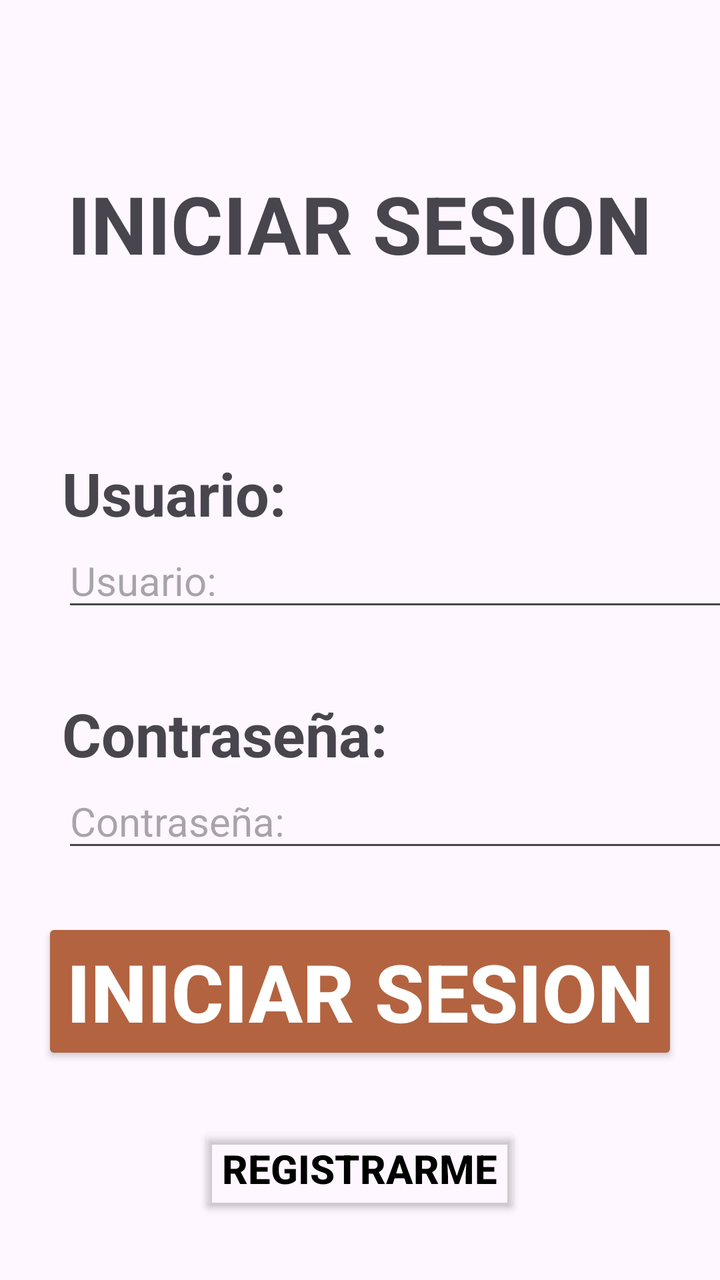
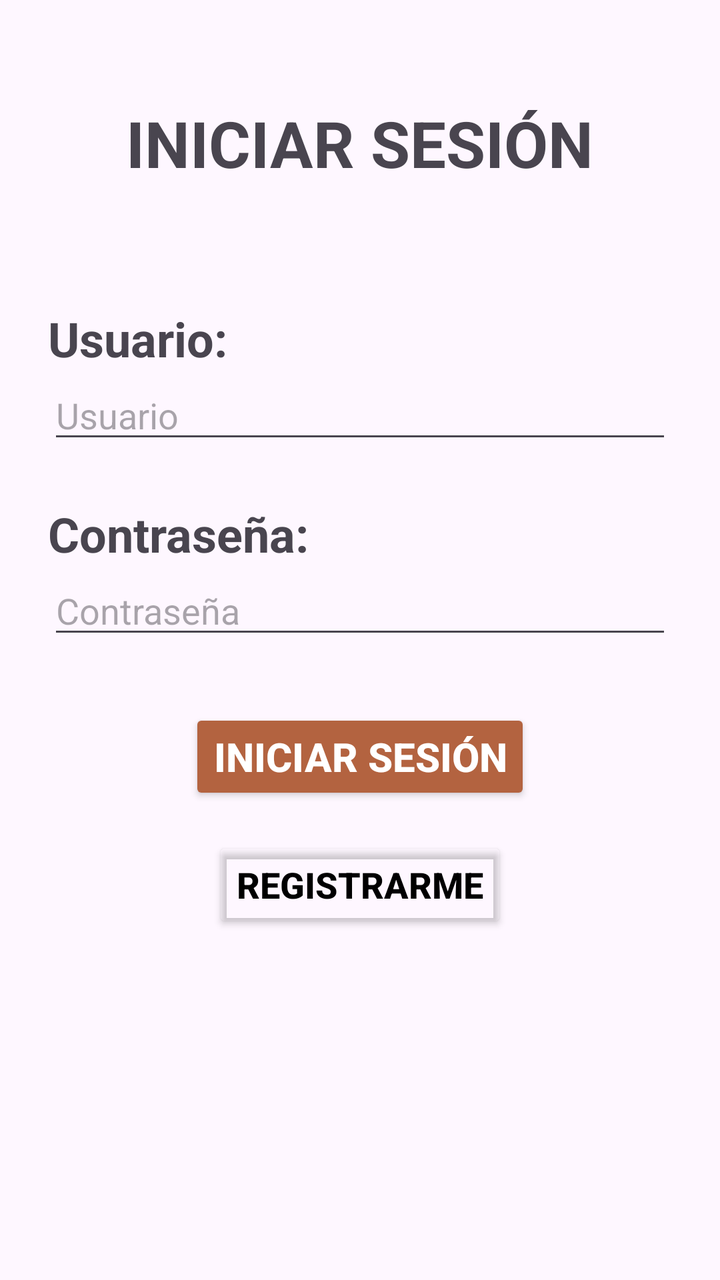

The first picture is an Android layout as it rendered before a commit; the second is the same layout after the commit. The layout source and the unified diff follow.
<!-- AndroidManifest.xml: application theme Theme.AuspectusPantallas -->
<!-- res/layout/activity_inicio_sesion.xml -->
<?xml version="1.0" encoding="utf-8"?>
<androidx.constraintlayout.widget.ConstraintLayout xmlns:android="http://schemas.android.com/apk/res/android"
    xmlns:app="http://schemas.android.com/apk/res-auto"
    xmlns:tools="http://schemas.android.com/tools"
    android:id="@+id/main"
    android:layout_width="match_parent"
    android:layout_height="match_parent"
    tools:context=".InicioSesion">

    <TextView
        android:id="@+id/TvId"
        android:layout_width="wrap_content"
        android:layout_height="wrap_content"
        android:text="Id:"
        android:visibility="gone"/>

    <LinearLayout
        android:id="@+id/layoutLogin"
        android:layout_width="match_parent"
        android:layout_height="wrap_content"
        android:orientation="vertical"
        app:layout_constraintEnd_toEndOf="parent"
        app:layout_constraintStart_toStartOf="parent"
        app:layout_constraintTop_toTopOf="parent">

        <TextView
            android:id="@+id/Text1"
            android:layout_width="wrap_content"
            android:layout_height="wrap_content"
            android:layout_gravity="center"
            android:layout_marginTop="85dp"
            android:text="INICIAR SESION"
            android:textSize="40sp"
            android:textStyle="bold"/>

        <TextView
            android:id="@+id/textView4"
            android:layout_width="wrap_content"
            android:layout_height="wrap_content"
            android:layout_marginStart="31dp"
            android:layout_marginTop="88dp"
            android:text="Usuario:"
            android:textSize="30sp"
            android:textStyle="bold" />

        <EditText
            android:id="@+id/EtUsuario"
            android:layout_width="350dp"
            android:layout_height="wrap_content"
            android:layout_marginStart="31dp"
            android:layout_marginEnd="30dp"
            android:hint="Usuario:"
            android:textSize="20sp" />

        <TextView
            android:id="@+id/text5"
            android:layout_width="187dp"
            android:layout_height="wrap_content"
            android:layout_marginStart="31dp"
            android:layout_marginTop="36dp"
            android:layout_marginEnd="267dp"
            android:text="Contraseña:"
            android:textSize="30sp"
            android:textStyle="bold" />

        <EditText
            android:id="@+id/EtContra"
            android:layout_width="350dp"
            android:layout_height="wrap_content"
            android:layout_marginStart="31dp"
            android:layout_marginEnd="30dp"
            android:hint="Contraseña:"
            android:textSize="20sp" />

        <Button
            android:id="@+id/btnIniciarSesion"
            android:layout_width="wrap_content"
            android:layout_height="wrap_content"
            android:layout_gravity="center"
            android:layout_marginTop="28dp"
            android:backgroundTint="@color/bronce"
            android:text="Iniciar Sesion"
            android:textColor="@color/white"
            android:textSize="40sp"
            android:textStyle="bold" />

        <Button
            android:id="@+id/btnRegistrarInicio"
            android:layout_width="wrap_content"
            android:layout_height="wrap_content"
            android:layout_marginTop="28dp"
            android:backgroundTint="#00FFFFFF"
            android:text="Registrarme"
            android:layout_gravity="center"
            android:textColor="@color/black"
            android:textSize="20sp"
            android:textStyle="bold" />
    </LinearLayout>

    <LinearLayout
        android:id="@+id/layoutRegistro"
        android:layout_width="match_parent"
        android:layout_height="wrap_content"
        app:layout_constraintEnd_toEndOf="parent"
        android:visibility="gone"
        android:orientation="vertical"
        app:layout_constraintStart_toStartOf="parent"
        app:layout_constraintTop_toTopOf="parent">

        <TextView
            android:id="@+id/Te1"
            android:layout_width="wrap_content"
            android:layout_height="wrap_content"
            android:layout_marginStart="95dp"
            android:layout_marginTop="85dp"
            android:layout_marginEnd="96dp"
            android:text="REGISTRAR"
            android:textSize="40sp"
            android:textStyle="bold" />

        <ImageButton
            android:id="@+id/img1"
            android:layout_width="220dp"
            android:layout_height="230dp"
            android:layout_marginStart="33dp"
            android:layout_marginTop="32dp"
            android:layout_marginEnd="33dp"
            android:background="@android:color/transparent"
            android:scaleType="centerCrop"
            android:adjustViewBounds="true"
            android:layout_gravity="center"
            android:src="@drawable/usuarios"/>

        <TextView
            android:id="@+id/tV14"
            android:layout_width="wrap_content"
            android:layout_height="wrap_content"
            android:layout_marginStart="31dp"
            android:layout_marginTop="40dp"
            android:text="Usuario:"
            android:textSize="30sp"
            android:textStyle="bold" />

        <EditText
            android:id="@+id/EtUsuarioReg"
            android:layout_width="350dp"
            android:layout_height="wrap_content"
            android:layout_marginStart="31dp"
            android:layout_marginEnd="30dp"
            android:hint="Usuario:"
            android:textSize="20sp"/>

        <TextView
            android:id="@+id/txt51"
            android:layout_width="201dp"
            android:layout_height="wrap_content"
            android:layout_marginStart="31dp"
            android:layout_marginTop="36dp"
            android:layout_marginEnd="267dp"
            android:text="Contraseña:"
            android:textSize="30sp"
            android:textStyle="bold" />

        <EditText
            android:id="@+id/EtContraReg"
            android:layout_width="350dp"
            android:layout_height="wrap_content"
            android:layout_marginStart="31dp"
            android:layout_marginEnd="30dp"
            android:hint="Contraseña:"
            android:textSize="20sp"/>

        <Button
            android:id="@+id/btnRegistar1"
            android:layout_width="wrap_content"
            android:layout_height="wrap_content"
            android:layout_gravity="center"
            android:layout_marginTop="28dp"
            android:backgroundTint="@color/bronce"
            android:text="Registrarme"
            android:textColor="@color/white"
            android:textSize="40sp"
            android:textStyle="bold"/>

        <Button
            android:id="@+id/btnIS2"
            android:layout_width="wrap_content"
            android:layout_height="wrap_content"
            android:layout_marginTop="28dp"
            android:backgroundTint="#00FFFFFF"
            android:text="Iniciar Sesion"
            android:layout_gravity="center"
            android:textColor="@color/black"
            android:textSize="20sp"
            android:textStyle="bold"/>
    </LinearLayout>
</androidx.constraintlayout.widget.ConstraintLayout>
<!-- resources referenced by this layout -->
<resources>
  <color name="black">#FF000000</color>
  <color name="bronce">#B36340</color>
  <color name="white">#FFFFFFFF</color>
  <!-- drawable usuarios: png bitmap (drawable, 1461 bytes) -->
  <style name="Theme.AuspectusPantallas" parent="Base.Theme.AuspectusPantallas" />
  <style name="Base.Theme.AuspectusPantallas" parent="Theme.Material3.Light.NoActionBar">
          
          
      </style>
</resources>

<!-- the commit's change to res/layout/activity_inicio_sesion.xml (unified diff, before → after) -->
@@ -1,5 +1,6 @@
 <?xml version="1.0" encoding="utf-8"?>
-<androidx.constraintlayout.widget.ConstraintLayout xmlns:android="http://schemas.android.com/apk/res/android"
+<androidx.constraintlayout.widget.ConstraintLayout
+    xmlns:android="http://schemas.android.com/apk/res/android"
     xmlns:app="http://schemas.android.com/apk/res-auto"
     xmlns:tools="http://schemas.android.com/tools"
     android:id="@+id/main"
@@ -7,191 +8,197 @@
     android:layout_height="match_parent"
     tools:context=".InicioSesion">
 
-    <TextView
-        android:id="@+id/TvId"
-        android:layout_width="wrap_content"
-        android:layout_height="wrap_content"
-        android:text="Id:"
-        android:visibility="gone"/>
-
-    <LinearLayout
-        android:id="@+id/layoutLogin"
+    <ScrollView
         android:layout_width="match_parent"
-        android:layout_height="wrap_content"
-        android:orientation="vertical"
-        app:layout_constraintEnd_toEndOf="parent"
-        app:layout_constraintStart_toStartOf="parent"
-        app:layout_constraintTop_toTopOf="parent">
-
-        <TextView
-            android:id="@+id/Text1"
-            android:layout_width="wrap_content"
+        android:layout_height="match_parent">
+
+        <LinearLayout
+            android:layout_width="match_parent"
             android:layout_height="wrap_content"
-            android:layout_gravity="center"
-            android:layout_marginTop="85dp"
-            android:text="INICIAR SESION"
-            android:textSize="40sp"
-            android:textStyle="bold"/>
-
-        <TextView
-            android:id="@+id/textView4"
-            android:layout_width="wrap_content"
-            android:layout_height="wrap_content"
-            android:layout_marginStart="31dp"
-            android:layout_marginTop="88dp"
-            android:text="Usuario:"
-            android:textSize="30sp"
-            android:textStyle="bold" />
-
-        <EditText
-            android:id="@+id/EtUsuario"
-            android:layout_width="350dp"
-            android:layout_height="wrap_content"
-            android:layout_marginStart="31dp"
-            android:layout_marginEnd="30dp"
-            android:hint="Usuario:"
-            android:textSize="20sp" />
-
-        <TextView
-            android:id="@+id/text5"
-            android:layout_width="187dp"
-            android:layout_height="wrap_content"
-            android:layout_marginStart="31dp"
-            android:layout_marginTop="36dp"
-            android:layout_marginEnd="267dp"
-            android:text="Contraseña:"
-            android:textSize="30sp"
-            android:textStyle="bold" />
-
-        <EditText
-            android:id="@+id/EtContra"
-            android:layout_width="350dp"
-            android:layout_height="wrap_content"
-            android:layout_marginStart="31dp"
-            android:layout_marginEnd="30dp"
-            android:hint="Contraseña:"
-            android:textSize="20sp" />
-
-        <Button
-            android:id="@+id/btnIniciarSesion"
-            android:layout_width="wrap_content"
-            android:layout_height="wrap_content"
-            android:layout_gravity="center"
-            android:layout_marginTop="28dp"
-            android:backgroundTint="@color/bronce"
-            android:text="Iniciar Sesion"
-            android:textColor="@color/white"
-            android:textSize="40sp"
-            android:textStyle="bold" />
-
-        <Button
-            android:id="@+id/btnRegistrarInicio"
-            android:layout_width="wrap_content"
-            android:layout_height="wrap_content"
-            android:layout_marginTop="28dp"
-            android:backgroundTint="#00FFFFFF"
-            android:text="Registrarme"
-            android:layout_gravity="center"
-            android:textColor="@color/black"
-            android:textSize="20sp"
-            android:textStyle="bold" />
-    </LinearLayout>
-
-    <LinearLayout
-        android:id="@+id/layoutRegistro"
-        android:layout_width="match_parent"
-        android:layout_height="wrap_content"
-        app:layout_constraintEnd_toEndOf="parent"
-        android:visibility="gone"
-        android:orientation="vertical"
-        app:layout_constraintStart_toStartOf="parent"
-        app:layout_constraintTop_toTopOf="parent">
-
-        <TextView
-            android:id="@+id/Te1"
-            android:layout_width="wrap_content"
-            android:layout_height="wrap_content"
-            android:layout_marginStart="95dp"
-            android:layout_marginTop="85dp"
-            android:layout_marginEnd="96dp"
-            android:text="REGISTRAR"
-            android:textSize="40sp"
-            android:textStyle="bold" />
-
-        <ImageButton
-            android:id="@+id/img1"
-            android:layout_width="220dp"
-            android:layout_height="230dp"
-            android:layout_marginStart="33dp"
-            android:layout_marginTop="32dp"
-            android:layout_marginEnd="33dp"
-            android:background="@android:color/transparent"
-            android:scaleType="centerCrop"
-            android:adjustViewBounds="true"
-            android:layout_gravity="center"
-            android:src="@drawable/usuarios"/>
-
-        <TextView
-            android:id="@+id/tV14"
-            android:layout_width="wrap_content"
-            android:layout_height="wrap_content"
-            android:layout_marginStart="31dp"
-            android:layout_marginTop="40dp"
-            android:text="Usuario:"
-            android:textSize="30sp"
-            android:textStyle="bold" />
-
-        <EditText
-            android:id="@+id/EtUsuarioReg"
-            android:layout_width="350dp"
-            android:layout_height="wrap_content"
-            android:layout_marginStart="31dp"
-            android:layout_marginEnd="30dp"
-            android:hint="Usuario:"
-            android:textSize="20sp"/>
-
-        <TextView
-            android:id="@+id/txt51"
-            android:layout_width="201dp"
-            android:layout_height="wrap_content"
-            android:layout_marginStart="31dp"
-            android:layout_marginTop="36dp"
-            android:layout_marginEnd="267dp"
-            android:text="Contraseña:"
-            android:textSize="30sp"
-            android:textStyle="bold" />
-
-        <EditText
-            android:id="@+id/EtContraReg"
-            android:layout_width="350dp"
-            android:layout_height="wrap_content"
-            android:layout_marginStart="31dp"
-            android:layout_marginEnd="30dp"
-            android:hint="Contraseña:"
-            android:textSize="20sp"/>
-
-        <Button
-            android:id="@+id/btnRegistar1"
-            android:layout_width="wrap_content"
-            android:layout_height="wrap_content"
-            android:layout_gravity="center"
-            android:layout_marginTop="28dp"
-            android:backgroundTint="@color/bronce"
-            android:text="Registrarme"
-            android:textColor="@color/white"
-            android:textSize="40sp"
-            android:textStyle="bold"/>
-
-        <Button
-            android:id="@+id/btnIS2"
-            android:layout_width="wrap_content"
-            android:layout_height="wrap_content"
-            android:layout_marginTop="28dp"
-            android:backgroundTint="#00FFFFFF"
-            android:text="Iniciar Sesion"
-            android:layout_gravity="center"
-            android:textColor="@color/black"
-            android:textSize="20sp"
-            android:textStyle="bold"/>
-    </LinearLayout>
+            android:orientation="vertical">
+
+            <TextView
+                android:id="@+id/TvId"
+                android:layout_width="wrap_content"
+                android:layout_height="wrap_content"
+                android:text="Id:"
+                android:visibility="gone"/>
+
+            
+
+            <LinearLayout
+                android:id="@+id/layoutLogin"
+                android:layout_width="match_parent"
+                android:layout_height="wrap_content"
+                android:orientation="vertical">
+
+                <TextView
+                    android:id="@+id/Text1"
+                    android:layout_width="wrap_content"
+                    android:layout_height="wrap_content"
+                    android:layout_gravity="center"
+                    android:layout_marginTop="50dp"
+                    android:text="INICIAR SESIÓN"
+                    android:textSize="32sp"
+                    android:textStyle="bold"/>
+
+                <TextView
+                    android:layout_width="wrap_content"
+                    android:layout_height="wrap_content"
+                    android:layout_marginStart="24dp"
+                    android:layout_marginTop="60dp"
+                    android:text="Usuario:"
+                    android:textSize="24sp"
+                    android:textStyle="bold"/>
+
+                <EditText
+                    android:id="@+id/EtUsuario"
+                    android:layout_width="match_parent"
+                    android:layout_height="wrap_content"
+                    android:layout_marginStart="24dp"
+                    android:layout_marginEnd="24dp"
+                    android:hint="Usuario"
+                    android:textSize="18sp"/>
+
+                <TextView
+                    android:layout_width="wrap_content"
+                    android:layout_height="wrap_content"
+                    android:layout_marginStart="24dp"
+                    android:layout_marginTop="24dp"
+                    android:text="Contraseña:"
+                    android:textSize="24sp"
+                    android:textStyle="bold"/>
+
+                <EditText
+                    android:id="@+id/EtContra"
+                    android:layout_width="match_parent"
+                    android:layout_height="wrap_content"
+                    android:layout_marginStart="24dp"
+                    android:layout_marginEnd="24dp"
+                    android:hint="Contraseña"
+                    android:inputType="textPassword"
+                    android:textSize="18sp"/>
+
+                <Button
+                    android:id="@+id/btnIniciarSesion"
+                    android:layout_width="wrap_content"
+                    android:layout_height="wrap_content"
+                    android:layout_gravity="center"
+                    android:layout_marginTop="30dp"
+                    android:backgroundTint="@color/bronce"
+                    android:text="Iniciar Sesión"
+                    android:textColor="@color/white"
+                    android:textSize="20sp"
+                    android:textStyle="bold"/>
+
+                <Button
+                    android:id="@+id/btnRegistrarInicio"
+                    android:layout_width="wrap_content"
+                    android:layout_height="wrap_content"
+                    android:layout_gravity="center"
+                    android:layout_marginTop="16dp"
+                    android:backgroundTint="@android:color/transparent"
+                    android:text="Registrarme"
+                    android:textColor="@android:color/black"
+                    android:textSize="18sp"
+                    android:textStyle="bold"/>
+            </LinearLayout>
+
+            
+
+            <LinearLayout
+                android:id="@+id/layoutRegistro"
+                android:layout_width="match_parent"
+                android:layout_height="wrap_content"
+                android:orientation="vertical"
+                android:visibility="gone">
+
+                <TextView
+                    android:id="@+id/Te1"
+                    android:layout_width="wrap_content"
+                    android:layout_height="wrap_content"
+                    android:layout_gravity="center"
+                    android:layout_marginTop="50dp"
+                    android:text="REGISTRAR"
+                    android:textSize="32sp"
+                    android:textStyle="bold"/>
+
+                <ImageButton
+                    android:id="@+id/img1"
+                    android:layout_width="200dp"
+                    android:layout_height="200dp"
+                    android:layout_gravity="center"
+                    android:layout_marginTop="25dp"
+                    android:adjustViewBounds="true"
+                    android:background="@android:color/transparent"
+                    android:scaleType="centerCrop"
+                    android:src="@drawable/usuarios"/>
+
+                <TextView
+                    android:layout_width="wrap_content"
+                    android:layout_height="wrap_content"
+                    android:layout_marginStart="24dp"
+                    android:layout_marginTop="30dp"
+                    android:text="Usuario:"
+                    android:textSize="24sp"
+                    android:textStyle="bold"/>
+
+                <EditText
+                    android:id="@+id/EtUsuarioReg"
+                    android:layout_width="match_parent"
+                    android:layout_height="wrap_content"
+                    android:layout_marginStart="24dp"
+                    android:layout_marginEnd="24dp"
+                    android:hint="Usuario"
+                    android:textSize="18sp"/>
+
+                <TextView
+                    android:layout_width="wrap_content"
+                    android:layout_height="wrap_content"
+                    android:layout_marginStart="24dp"
+                    android:layout_marginTop="24dp"
+                    android:text="Contraseña:"
+                    android:textSize="24sp"
+                    android:textStyle="bold"/>
+
+                <EditText
+                    android:id="@+id/EtContraReg"
+                    android:layout_width="match_parent"
+                    android:layout_height="wrap_content"
+                    android:layout_marginStart="24dp"
+                    android:layout_marginEnd="24dp"
+                    android:hint="Contraseña"
+                    android:inputType="textPassword"
+                    android:textSize="18sp"/>
+
+                <Button
+                    android:id="@+id/btnRegistar1"
+                    android:layout_width="wrap_content"
+                    android:layout_height="wrap_content"
+                    android:layout_gravity="center"
+                    android:layout_marginTop="30dp"
+                    android:backgroundTint="@color/bronce"
+                    android:text="Registrarme"
+                    android:textColor="@color/white"
+                    android:textSize="20sp"
+                    android:textStyle="bold"/>
+
+                <Button
+                    android:id="@+id/btnIS2"
+                    android:layout_width="wrap_content"
+                    android:layout_height="wrap_content"
+                    android:layout_gravity="center"
+                    android:layout_marginTop="16dp"
+                    android:backgroundTint="@android:color/transparent"
+                    android:text="Iniciar Sesión"
+                    android:textColor="@android:color/black"
+                    android:textSize="18sp"
+                    android:textStyle="bold"/>
+
+            </LinearLayout>
+
+        </LinearLayout>
+
+    </ScrollView>
+
 </androidx.constraintlayout.widget.ConstraintLayout>
<!-- resource entries referenced after the edit -->
@@ -1,6 +1,5 @@
 <!-- resources referenced by this layout -->
 <resources>
-  <color name="black">#FF000000</color>
   <color name="bronce">#B36340</color>
   <color name="white">#FFFFFFFF</color>
   <!-- drawable usuarios: png bitmap (drawable, 1461 bytes) -->
